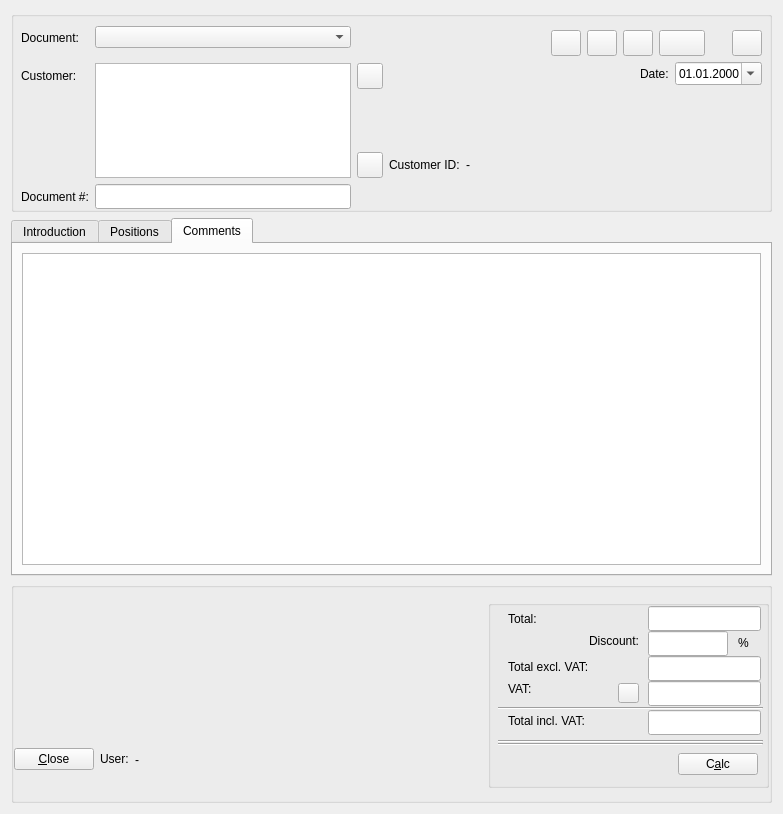
First picture: the form in trunk/ui/doceditfrm.ui, repository BackupTheBerlios/first4-svn, before the edit.
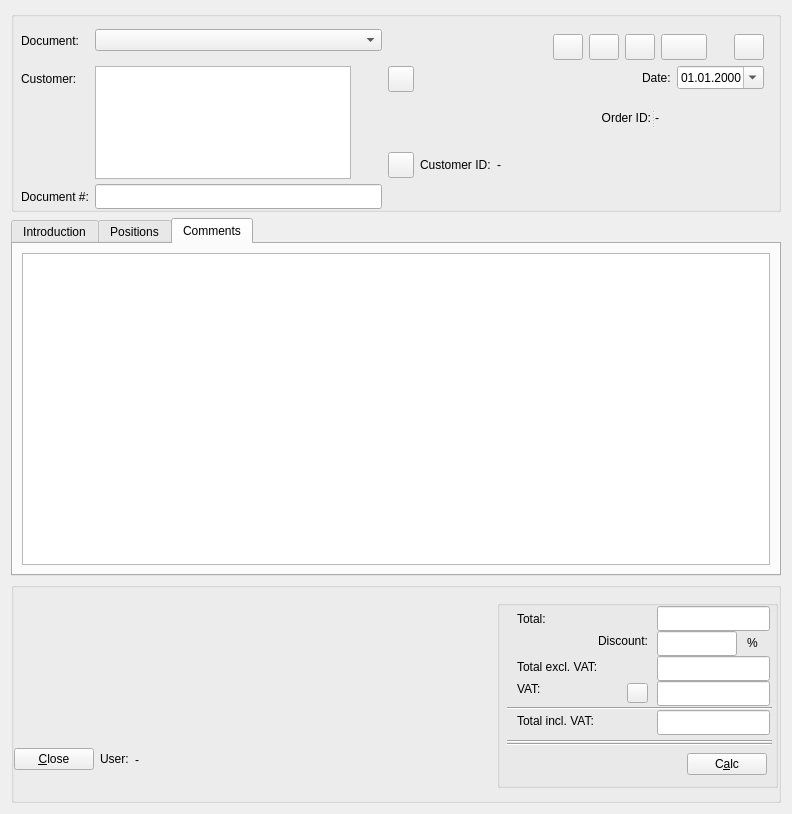
Second picture: the form after the edit. Icons and pictures are not drawn.

Commit message: 20080415 *Modifications on doceditfrm and procedureeditfrm

What changed in the file:
```diff
--- a/trunk/ui/doceditfrm.ui
+++ b/trunk/ui/doceditfrm.ui
@@ -26,13 +26,13 @@
      </property>
      <property name="minimumSize" >
       <size>
-       <width>761</width>
+       <width>770</width>
        <height>201</height>
       </size>
      </property>
      <property name="maximumSize" >
       <size>
-       <width>761</width>
+       <width>770</width>
        <height>201</height>
       </size>
      </property>
@@ -43,31 +43,11 @@
       <property name="geometry" >
        <rect>
         <x>10</x>
-        <y>7</y>
-        <width>741</width>
-        <height>191</height>
+        <y>10</y>
+        <width>480</width>
+        <height>188</height>
        </rect>
       </property>
-      <layout class="QGridLayout" >
-       <property name="leftMargin" >
-        <number>0</number>
-       </property>
-       <property name="topMargin" >
-        <number>0</number>
-       </property>
-       <property name="rightMargin" >
-        <number>0</number>
-       </property>
-       <property name="bottomMargin" >
-        <number>0</number>
-       </property>
-       <property name="horizontalSpacing" >
-        <number>6</number>
-       </property>
-       <property name="verticalSpacing" >
-        <number>6</number>
-       </property>
-       <item row="0" column="0" >
         <layout class="QGridLayout" >
          <property name="leftMargin" >
           <number>0</number>
@@ -278,6 +258,12 @@
              <height>113</height>
             </size>
            </property>
+         <property name="maximumSize" >
+          <size>
+           <width>256</width>
+           <height>113</height>
+          </size>
+         </property>
           </widget>
          </item>
          <item row="4" column="2" colspan="2" >
@@ -307,44 +293,18 @@
           </widget>
          </item>
         </layout>
-       </item>
-       <item row="0" column="1" >
-        <layout class="QGridLayout" >
-         <property name="leftMargin" >
-          <number>0</number>
-         </property>
-         <property name="topMargin" >
-          <number>0</number>
-         </property>
-         <property name="rightMargin" >
-          <number>0</number>
-         </property>
-         <property name="bottomMargin" >
-          <number>0</number>
-         </property>
-         <property name="horizontalSpacing" >
-          <number>6</number>
-         </property>
-         <property name="verticalSpacing" >
-          <number>6</number>
-         </property>
-         <item row="1" column="0" >
-          <spacer>
-           <property name="orientation" >
-            <enum>Qt::Vertical</enum>
-           </property>
-           <property name="sizeType" >
-            <enum>QSizePolicy::Fixed</enum>
-           </property>
-           <property name="sizeHint" >
-            <size>
-             <width>20</width>
-             <height>111</height>
-            </size>
-           </property>
-          </spacer>
-         </item>
-         <item row="0" column="0" >
+     </widget>
+     <widget class="QWidget" name="layoutWidget" >
+      <property name="geometry" >
+       <rect>
+        <x>500</x>
+        <y>10</y>
+        <width>253</width>
+        <height>191</height>
+       </rect>
+      </property>
+      <layout class="QVBoxLayout" >
+       <item>
           <layout class="QGridLayout" >
            <property name="leftMargin" >
             <number>0</number>
@@ -614,7 +574,59 @@
            </item>
           </layout>
          </item>
-        </layout>
+       <item>
+        <widget class="QSplitter" name="splitter" >
+         <property name="orientation" >
+          <enum>Qt::Horizontal</enum>
+         </property>
+         <widget class="QLabel" name="label_8" >
+          <property name="text" >
+           <string>Order ID:</string>
+          </property>
+          <property name="alignment" >
+           <set>Qt::AlignRight|Qt::AlignTrailing|Qt::AlignVCenter</set>
+          </property>
+          <property name="margin" >
+           <number>0</number>
+          </property>
+         </widget>
+         <widget class="QLabel" name="lblOrderID" >
+          <property name="minimumSize" >
+           <size>
+            <width>109</width>
+            <height>20</height>
+           </size>
+          </property>
+          <property name="maximumSize" >
+           <size>
+            <width>109</width>
+            <height>20</height>
+           </size>
+          </property>
+          <property name="text" >
+           <string>-</string>
+          </property>
+          <property name="alignment" >
+           <set>Qt::AlignLeading|Qt::AlignLeft|Qt::AlignVCenter</set>
+          </property>
+         </widget>
+        </widget>
+       </item>
+       <item>
+        <spacer>
+         <property name="orientation" >
+          <enum>Qt::Vertical</enum>
+         </property>
+         <property name="sizeType" >
+          <enum>QSizePolicy::Fixed</enum>
+         </property>
+         <property name="sizeHint" >
+          <size>
+           <width>251</width>
+           <height>71</height>
+          </size>
+         </property>
+        </spacer>
        </item>
       </layout>
      </widget>
```
Lines whose indentation alone changed are shown as unchanged. The commit also changes 3 other files.
